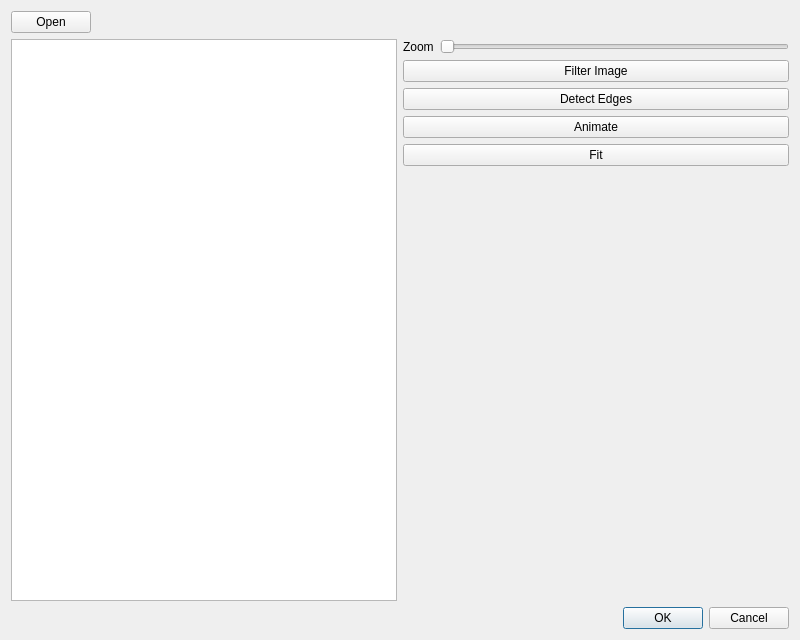
Qt form gui/qt/fitterdialog.ui (BetaRavener/TeethCV) before a commit.
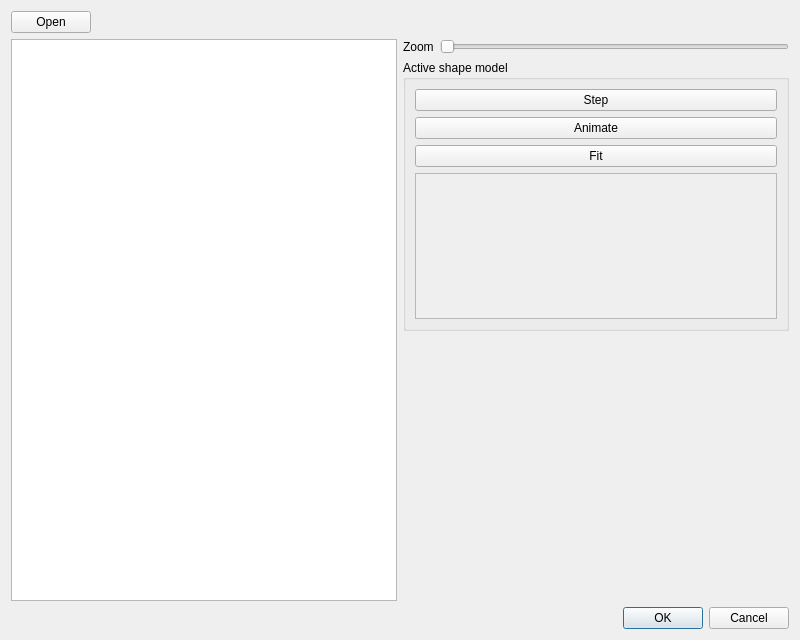
The same form after that commit.

Commit message: Working landmarks model and additional refactoring.

Diff of the .ui file:
```diff
--- a/gui/qt/fitterdialog.ui
+++ b/gui/qt/fitterdialog.ui
@@ -73,16 +73,21 @@
         </layout>
        </item>
        <item>
-        <widget class="QPushButton" name="filterButton">
-         <property name="text">
-          <string>Filter Image</string>
+        <widget class="QGroupBox" name="groupBox">
+         <property name="minimumSize">
+          <size>
+           <width>0</width>
+           <height>0</height>
+          </size>
          </property>
-        </widget>
-       </item>
+         <property name="title">
+          <string>Active shape model</string>
+         </property>
+         <layout class="QVBoxLayout" name="verticalLayout_3">
        <item>
-        <widget class="QPushButton" name="detectEdgesButton">
+           <widget class="QPushButton" name="stepButton">
          <property name="text">
-          <string>Detect Edges</string>
+             <string>Step</string>
          </property>
         </widget>
        </item>
@@ -98,6 +103,27 @@
          <property name="text">
           <string>Fit</string>
          </property>
+           </widget>
+          </item>
+          <item>
+           <widget class="QScrollArea" name="paramsScrollArea">
+            <property name="widgetResizable">
+             <bool>true</bool>
+            </property>
+            <widget class="QWidget" name="paramsScrollAreaContents">
+             <property name="geometry">
+              <rect>
+               <x>0</x>
+               <y>0</y>
+               <width>363</width>
+               <height>139</height>
+              </rect>
+             </property>
+             <layout class="QVBoxLayout" name="verticalLayout_4"/>
+            </widget>
+           </widget>
+          </item>
+         </layout>
         </widget>
        </item>
        <item>
```
Lines whose indentation alone changed are shown as unchanged. The commit also changes 23 other files.
